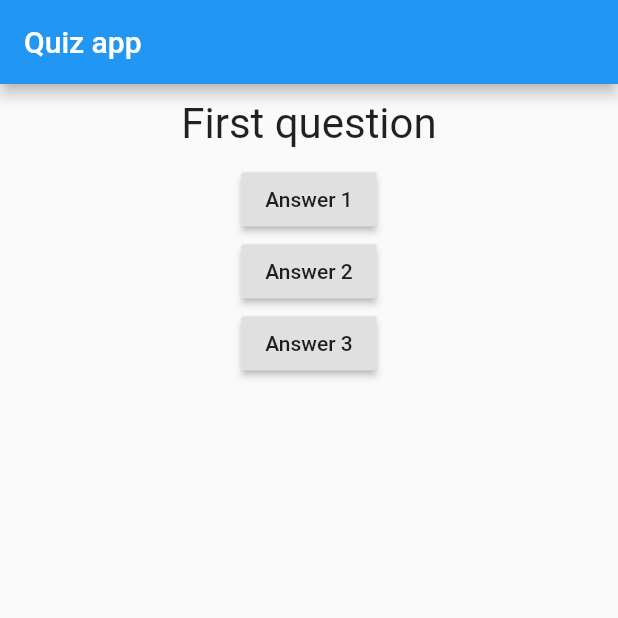
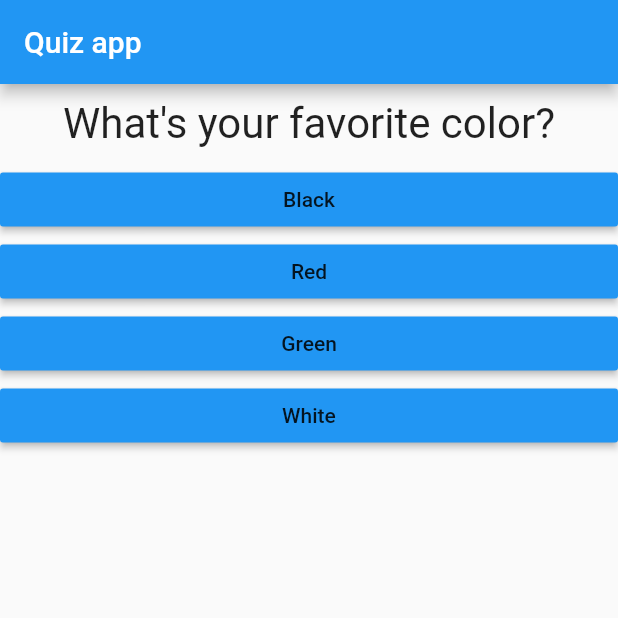
Before and after one commit to FedeArce/FlutterCourse, a Flutter app: the screen it shows after launch, on a phone screen of 412 x 824 dp, the top half of it. Run offline on Flutter 3.47's test engine with Material 2 defaults, Android fonts, the phone set to English and light mode, and no system bars.

Commit message:
To lesson 45

```diff
--- /dev/null
+++ b/first_app/lib/answer.dart
@@ -0,0 +1,20 @@
+import 'package:flutter/material.dart';
+
+class Answer extends StatelessWidget {
+  final Function selectHandler;
+  final String answer;
+
+  Answer(this.selectHandler, this.answer);
+
+  @override
+  Widget build(BuildContext context) {
+    return Container(
+      width: double.infinity,
+      child: RaisedButton(
+        child: Text(answer),
+        color: Colors.blue,
+        onPressed: selectHandler,
+      ),
+    );
+  }
+}
--- a/first_app/lib/main.dart
+++ b/first_app/lib/main.dart
@@ -1,5 +1,7 @@
 import 'package:flutter/material.dart';
+
 import './question.dart';
+import './answer.dart';
 
 void main() {
   runApp(MyApp());
@@ -15,18 +17,28 @@ class MyApp extends StatefulWidget {
 
 class _MyAppState extends State<MyApp> {
   var _questionIndex = 0;
-  var _questions = [
-    'First question',
-    'Second question',
+  var questions = [
+    {
+      'question 1': 'What\'s your favorite color?',
+      'answers': ['Black', 'Red', 'Green', 'White'],
+    },
+    {
+      'question 1': 'What\'s your favorite animal?',
+      'answers': ['Rabbit', 'Snake', 'Elefant', 'Lion'],
+    },
+    {
+      'question 1': 'Who\'s your favorite teacher?',
+      'answers': ['Max', 'John', 'Dave', 'Marques'],
+    },
   ];
 
   void _answerQuestion() {
     print(_questionIndex);
     setState(() {
-      if (_questionIndex == 0)
-        _questionIndex = 1;
+      if (_questionIndex == 2)
+        _questionIndex = 0;
       else
-        _questionIndex = 0;
+        _questionIndex++;
     });
   }
 
@@ -38,19 +50,11 @@ class _MyAppState extends State<MyApp> {
         ),
         body: Column(
           children: [
-            Question(_questions.elementAt(_questionIndex)),
-            RaisedButton(
-              child: Text('Answer 1'),
-              onPressed: _answerQuestion,
-            ),
-            RaisedButton(
-              child: Text('Answer 2'),
-              onPressed: _answerQuestion,
-            ),
-            RaisedButton(
-              child: Text('Answer 3'),
-              onPressed: _answerQuestion,
-            ),
+            Question(questions[_questionIndex]['question 1']),
+            ...(questions[_questionIndex]['answers'] as List<String>)
+                .map((answer) {
+              return Answer(_answerQuestion, answer);
+            }).toList(),
           ],
         ),
       ),
```
